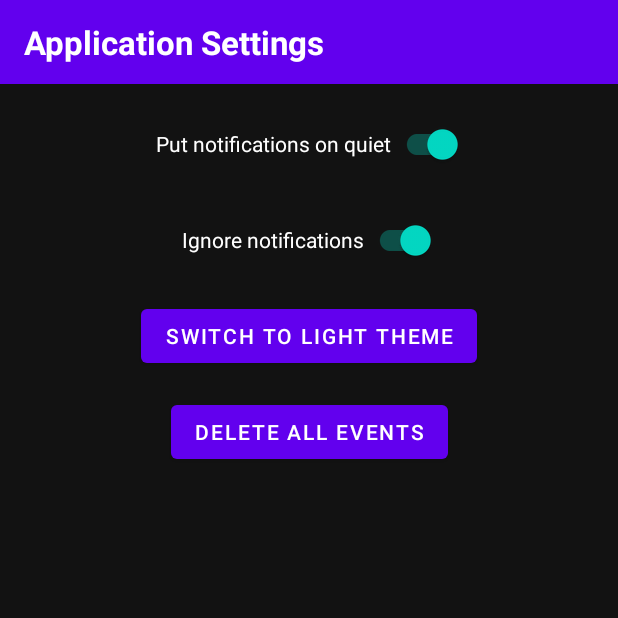
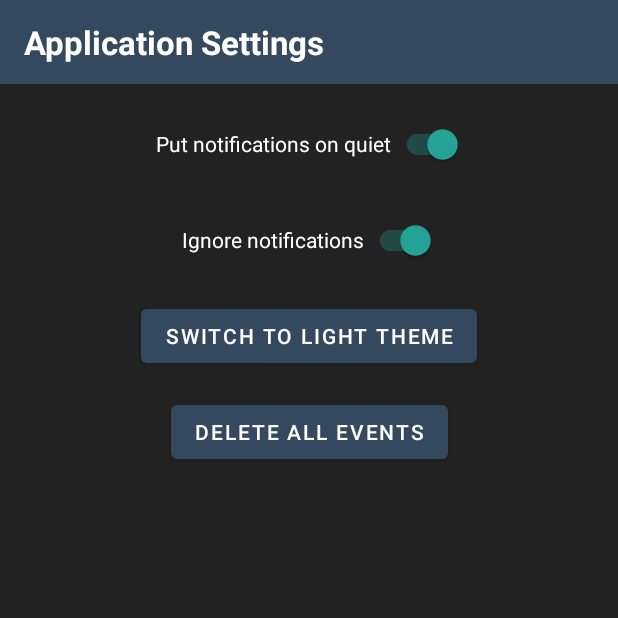
Before and after one commit to TaliKert/espguard, an Android app: the SettingsActivity screen opened directly, with no data from a screen before it, after a tap on "SWITCH TO DARK THEME", on a phone screen of 412 x 824 dp, the top half of it. Run offline under Robolectric (Android 15) with nearby library versions, the phone set to English and light mode, and no system bars; 2 other taps on this screen came first.

Commit message:
updated dark theme with new colors

```diff
--- a/app/src/main/java/li/kta/espguard/activities/MainActivity.kt
+++ b/app/src/main/java/li/kta/espguard/activities/MainActivity.kt
@@ -25,6 +25,7 @@ import li.kta.espguard.viewModels.SensorViewModel
 
 /** TODO
  *    - FINAL TEST STUFF (deletions, renames, lateinit nulls, settings, ...)
+ *    - try to extend empty scrollable area of sensors adapter so the FAB wouldn't cover sensors
  *    - limit selection of characters for Names and IDs
  *    - Use resource files: text values in strings.xml
  *    - colors.xml and styles.xml
--- a/app/src/main/res/values-night/themes.xml
+++ b/app/src/main/res/values-night/themes.xml
@@ -2,16 +2,20 @@
     <!-- Base application theme. -->
     <style name="Theme.Espguard" parent="Theme.MaterialComponents.NoActionBar">
         <!-- Primary brand color. -->
-        <item name="colorPrimary">@color/purple_500</item>
-        <item name="colorPrimaryVariant">@color/purple_700</item>
+        <item name="colorPrimary">@color/primary_dark</item>
+        <item name="colorPrimaryVariant">@color/primary_variant_dark</item>
         <item name="colorOnPrimary">@color/white</item>
         <!-- Secondary brand color. -->
-        <item name="colorSecondary">@color/teal_200</item>
-        <item name="colorSecondaryVariant">@color/teal_700</item>
-        <item name="colorOnSecondary">@color/black</item>
+        <item name="colorSecondary">@color/teal_400</item>
+        <item name="colorSecondaryVariant">@color/teal_900</item>
+        <item name="colorOnSecondary">@color/ic_launcher_background</item>
         <!-- Status bar color. -->
         <item name="android:statusBarColor" tools:targetApi="l">?attr/colorPrimaryVariant</item>
         <!-- Customize your theme here. -->
         <item name="actionMenuTextColor">@color/white</item>
+        <!-- Background -->
+        <item name="android:windowBackground">@color/background_dark</item>
     </style>
+
+    <color name="dangerous_button">@color/dangerous_button_dark</color>
 </resources>
--- a/app/src/main/res/values/colors.xml
+++ b/app/src/main/res/values/colors.xml
@@ -1,11 +1,20 @@
 <?xml version="1.0" encoding="utf-8"?>
 <resources>
+    <color name="black">#FF000000</color>
+    <color name="white">#FFFFFFFF</color>
+    <color name="transparent">#00000000</color>
+
     <color name="purple_200">#FFBB86FC</color>
     <color name="purple_500">#FF6200EE</color>
     <color name="purple_700">#FF3700B3</color>
     <color name="teal_200">#FF03DAC5</color>
     <color name="teal_700">#FF018786</color>
-    <color name="black">#FF000000</color>
-    <color name="white">#FFFFFFFF</color>
-    <color name="dangerous_button">#F44336</color>
+    <color name="dangerous_button">#E74C3C</color>
+
+    <color name="background_dark">#222223</color>
+    <color name="primary_dark">#34495E</color>
+    <color name="primary_variant_dark">#2C3E50</color>
+    <color name="teal_400">#26A69A</color>
+    <color name="teal_900">#006064</color>
+    <color name="dangerous_button_dark">#C0392B</color>
 </resources>
```
